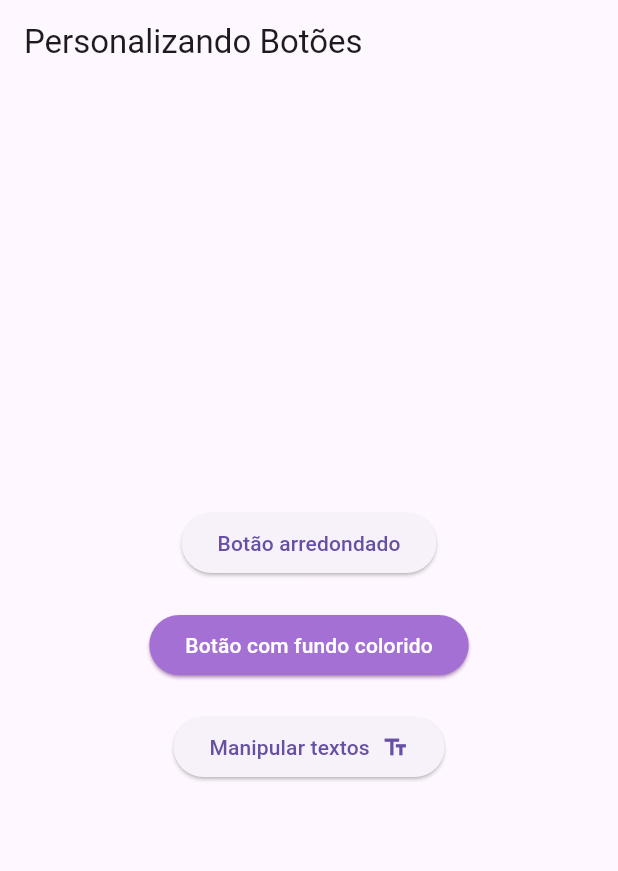
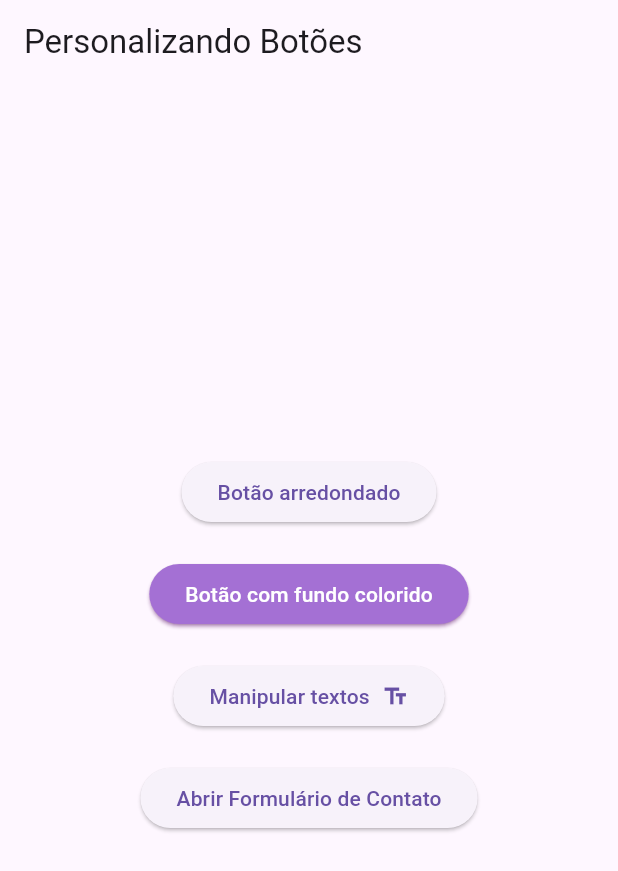
Before and after one commit to DevLuchez/Flutter-Projects, a Flutter app: the screen it shows after launch, on a phone screen of 412 x 824 dp. Shown: the top 871 px of the screen. Run offline on Flutter 3.47's test engine with Material 3 defaults, Android fonts, the phone set to English and light mode, and no system bars.

Commit message:
Update home.dart

```diff
--- a/lib/home.dart
+++ b/lib/home.dart
@@ -1,5 +1,6 @@
 import 'package:flutter/material.dart';
-import 'package:myapp/text_screen.dart';
+import 'package:myapp/text_widgets.dart';
+import 'package:myapp/contact_form.dart';
 
 class Home extends StatefulWidget {
   const Home({super.key});
@@ -23,6 +24,7 @@ class _HomeState extends State<Home> {
               onPressed: (){},
               child: Text("Botão arredondado")
             ),
+
             SizedBox(height: 20),
 
             ElevatedButton(
@@ -35,6 +37,7 @@ class _HomeState extends State<Home> {
                 shadowColor: Colors.purple,
               )
             ),
+
             SizedBox(height: 20),
 
             ElevatedButton(
@@ -54,6 +57,19 @@ class _HomeState extends State<Home> {
                 ],
               ),
             ),
+
+            SizedBox(height: 20),
+
+            ElevatedButton(
+              onPressed: () {
+                Navigator.push(
+                  context,
+                  MaterialPageRoute(builder: (context) => ContactForm()),
+                );
+              },
+              child: Text("Abrir Formulário de Contato"),
+            ),
+
             SizedBox(height: 20),
           ],
         )
```
